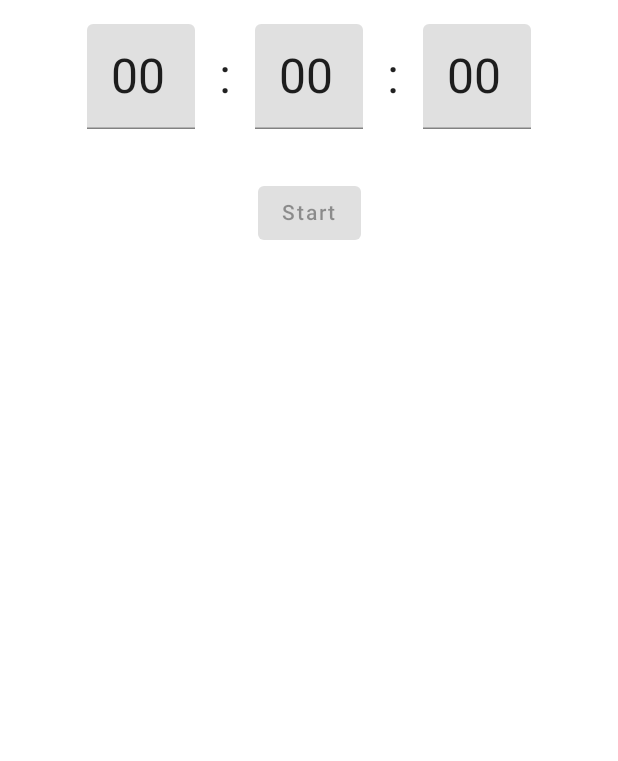
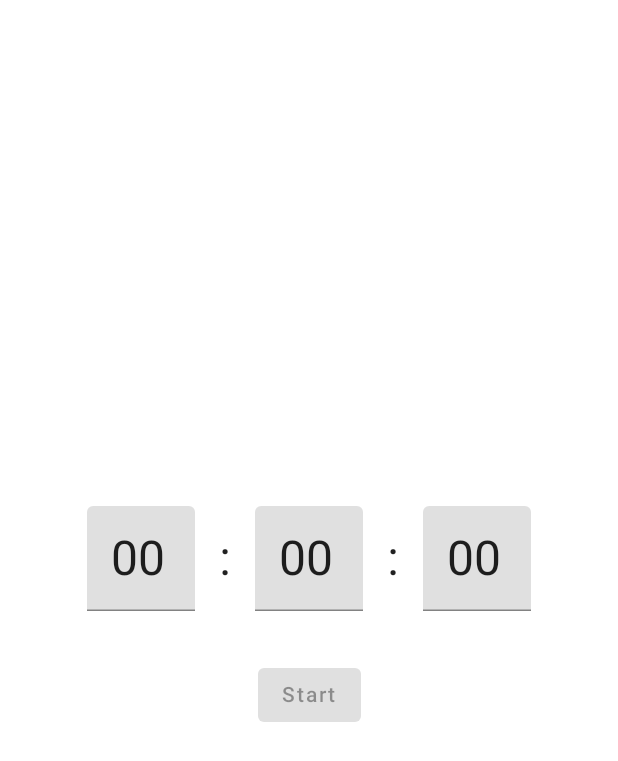
Before and after one commit to antonkovalyov351/android-dev-challange-compose-week-2, an Android app built with Jetpack Compose: the screen it shows after launch (MainActivity), on a phone screen of 412 x 824 dp. Shown: the top 761 px of the screen. Run offline under Robolectric (Android 15) with nearby library versions, the phone set to English and light mode, and no system bars; our stand-ins replace Timber.

Commit message:
Move timer to center of the screen

```diff
--- a/app/src/main/java/com/example/androiddevchallenge/MainActivity.kt
+++ b/app/src/main/java/com/example/androiddevchallenge/MainActivity.kt
@@ -21,13 +21,16 @@ import android.os.Bundle
 import androidx.activity.compose.setContent
 import androidx.activity.viewModels
 import androidx.appcompat.app.AppCompatActivity
+import androidx.compose.foundation.layout.Arrangement
 import androidx.compose.foundation.layout.Column
+import androidx.compose.foundation.layout.fillMaxSize
 import androidx.compose.material.MaterialTheme
 import androidx.compose.material.Surface
 import androidx.compose.runtime.Composable
 import androidx.compose.runtime.collectAsState
 import androidx.compose.runtime.getValue
 import androidx.compose.ui.Alignment
+import androidx.compose.ui.Modifier
 import androidx.lifecycle.lifecycleScope
 import com.example.androiddevchallenge.model.CountdownState
 import com.example.androiddevchallenge.ui.CountDownActionsRow
@@ -90,7 +93,9 @@ fun MyApp(viewModel: MainViewModel) {
         val countdownState by viewModel.state.collectAsState()
         val canStart = totalSeconds != 0L || countdownState == CountdownState.ALARM
         Column(
-            horizontalAlignment = Alignment.CenterHorizontally
+            horizontalAlignment = Alignment.CenterHorizontally,
+            verticalArrangement = Arrangement.Center,
+            modifier = Modifier.fillMaxSize()
         ) {
             CountDownInputRow(
                 active = countdownState != CountdownState.IDLE,
```
Also changed, not shown: build.gradle (line endings or trailing spaces).
